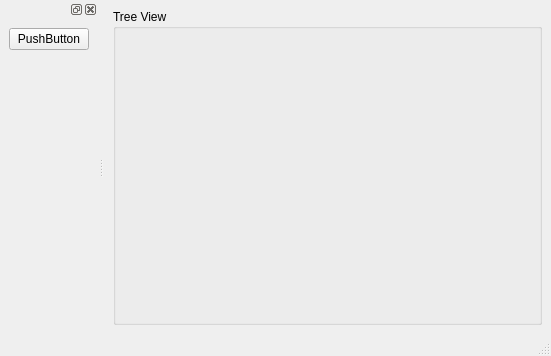
Old version of the form py_trees_viz/gui/main_window.ui in the repository splintered-reality/py_trees_js.
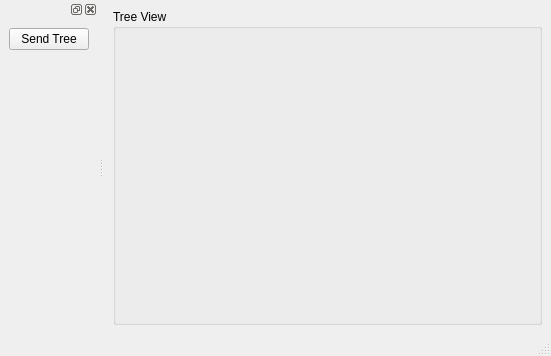
New version of the form. Icons and pictures are not drawn. Custom widgets are drawn as their Qt base class.

Commit message: [qt-js] send a single tree to be rendered

```diff
--- a/py_trees_viz/gui/main_window.ui
+++ b/py_trees_viz/gui/main_window.ui
@@ -51,7 +51,7 @@
      <item>
       <widget class="QPushButton" name="push_button">
        <property name="text">
-        <string>PushButton</string>
+        <string>Send Tree</string>
        </property>
       </widget>
      </item>
```
Left out of the diff: 4 changed lines with no effect on the pictures. The commit also changes 8 other files.
